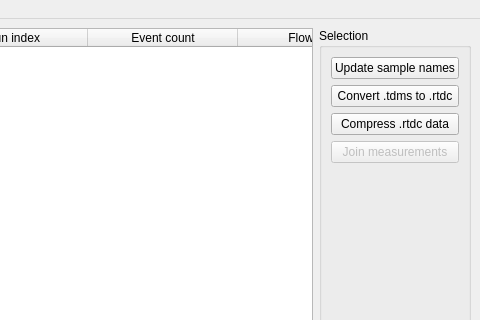
First picture: the form in dckit/main.ui, repository DC-analysis/DCKit, before the edit; both pictures show x 522 to 1002 and y 0 to 320 of the 1002 by 632 pixel window.
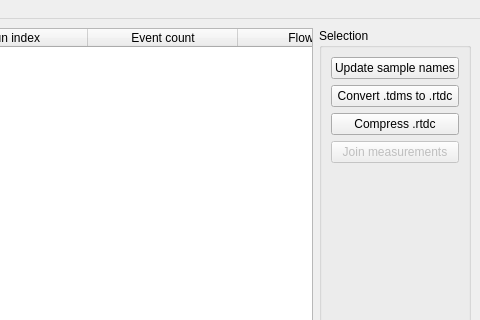
Second picture: the form after the edit.

Commit message: functionalize compress button

```diff
--- a/dckit/main.ui
+++ b/dckit/main.ui
@@ -114,7 +114,7 @@
           <string>compress .rtdc files to save disk space (loss-less)</string>
          </property>
          <property name="text">
-          <string>Compress .rtdc data</string>
+          <string>Compress .rtdc</string>
          </property>
         </widget>
        </item>
```
Left out of the diff: 10 changed lines with no effect on the pictures. The commit also changes 1 other file.
